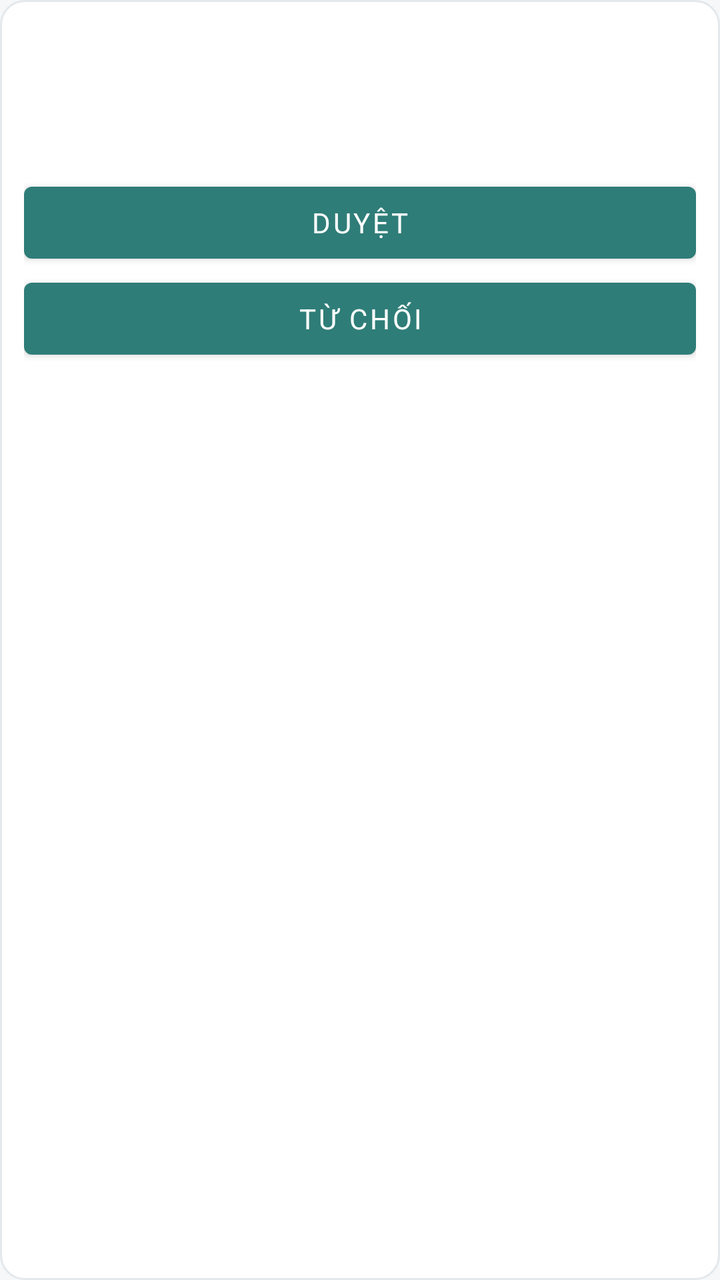
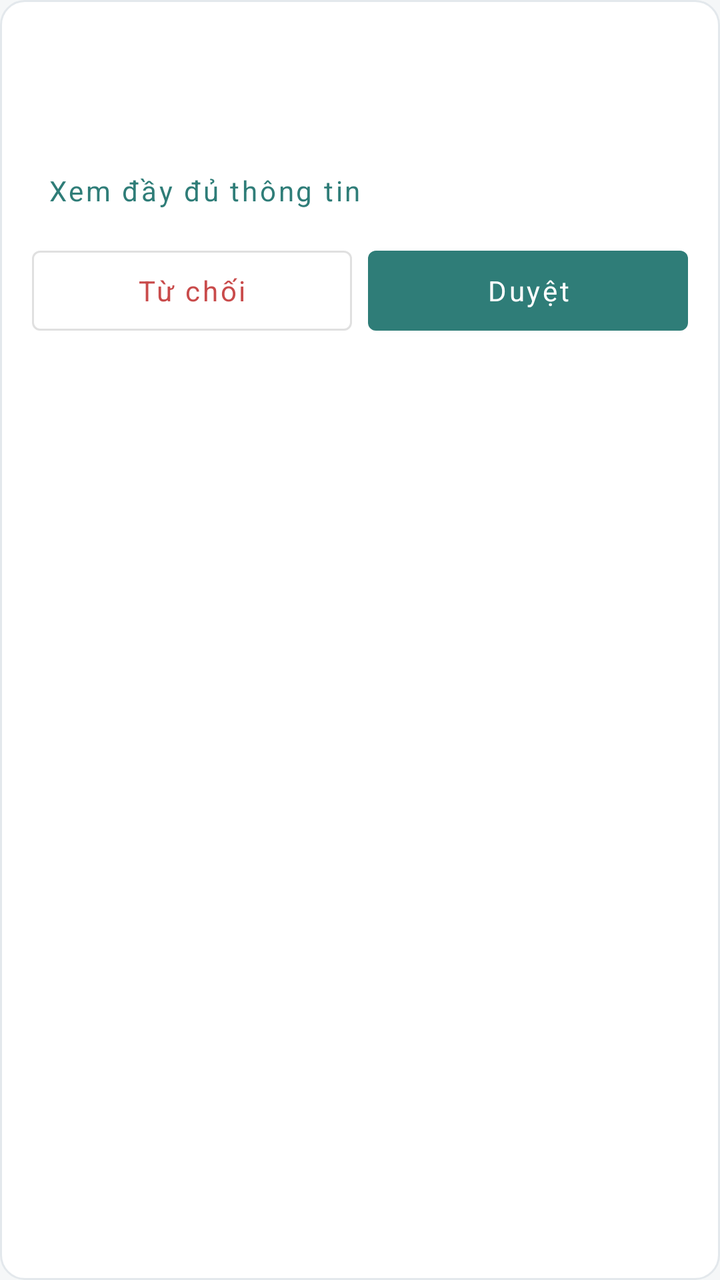

Two renders of the same Android screen: before a commit and after it. Below are the layout's source before the change and the commit's diff.
<!-- AndroidManifest.xml: application theme Theme.BroomSharing -->
<!-- res/layout/item_review.xml -->
<?xml version="1.0" encoding="utf-8"?>
<LinearLayout xmlns:android="http://schemas.android.com/apk/res/android" android:layout_width="match_parent" android:layout_height="wrap_content" android:layout_marginBottom="12dp" android:padding="12dp" android:orientation="vertical" android:background="@drawable/bg_card">
  <TextView android:id="@+id/title" android:layout_width="match_parent" android:layout_height="wrap_content" android:text="" android:textColor="@color/text_primary" android:textSize="18sp" android:padding="8dp" />
  <ImageView android:id="@+id/cover" android:layout_width="match_parent" android:layout_height="160dp" android:scaleType="centerCrop" android:contentDescription="Chạm để xem ảnh tiếp theo" android:visibility="gone" />
  <TextView android:id="@+id/details" android:layout_width="match_parent" android:layout_height="wrap_content" android:text="" android:textColor="@color/text_primary" android:textSize="14sp" android:padding="8dp" />
  <Button android:id="@+id/evidence" android:layout_width="match_parent" android:layout_height="wrap_content" android:visibility="gone" android:text="@string/admin_evidence" />
  <Button android:id="@+id/approve" android:layout_width="match_parent" android:layout_height="wrap_content" android:minHeight="48dp" android:text="Duyệt" />
  <Button android:id="@+id/reject" android:layout_width="match_parent" android:layout_height="wrap_content" android:minHeight="48dp" android:text="Từ chối" />
</LinearLayout>
<!-- resources referenced by this layout -->
<resources>
  <color name="text_primary">#1F2933</color>
  <!-- drawable bg_card (drawable) -->
  <shape xmlns:android="http://schemas.android.com/apk/res/android" android:shape="rectangle">
      <solid android:color="@color/white" />
      <corners android:radius="12dp" />
      <stroke android:width="1dp" android:color="@color/border" />
  </shape>
  <string name="admin_evidence">Xem bằng chứng riêng tư</string>
  <style name="Theme.BroomSharing" parent="Theme.MaterialComponents.DayNight.NoActionBar">
          <item name="colorPrimary">@color/teal</item>
          <item name="colorSecondary">@color/teal</item>
          <item name="colorPrimaryVariant">@color/teal_dark</item>
          <item name="colorOnPrimary">@color/white</item>
          <item name="android:fontFamily">sans-serif</item>
          <item name="android:windowLightStatusBar">true</item>
          <item name="android:statusBarColor">@color/white</item>
          <item name="android:navigationBarColor">@color/white</item>
          <item name="android:windowBackground">@color/screen_bg</item>
      </style>
  <color name="white">#FFFFFF</color>
  <color name="border">#E3E8EC</color>
  <color name="teal">#2F7D78</color>
  <color name="teal_dark">#246863</color>
  <color name="screen_bg">#F5F7F8</color>
</resources>

<!-- the commit's change to res/layout/item_review.xml (unified diff, before → after) -->
@@ -1,9 +1,12 @@
 <?xml version="1.0" encoding="utf-8"?>
-<LinearLayout xmlns:android="http://schemas.android.com/apk/res/android" android:layout_width="match_parent" android:layout_height="wrap_content" android:layout_marginBottom="12dp" android:padding="12dp" android:orientation="vertical" android:background="@drawable/bg_card">
-  <TextView android:id="@+id/title" android:layout_width="match_parent" android:layout_height="wrap_content" android:text="" android:textColor="@color/text_primary" android:textSize="18sp" android:padding="8dp" />
-  <ImageView android:id="@+id/cover" android:layout_width="match_parent" android:layout_height="160dp" android:scaleType="centerCrop" android:contentDescription="Chạm để xem ảnh tiếp theo" android:visibility="gone" />
-  <TextView android:id="@+id/details" android:layout_width="match_parent" android:layout_height="wrap_content" android:text="" android:textColor="@color/text_primary" android:textSize="14sp" android:padding="8dp" />
-  <Button android:id="@+id/evidence" android:layout_width="match_parent" android:layout_height="wrap_content" android:visibility="gone" android:text="@string/admin_evidence" />
-  <Button android:id="@+id/approve" android:layout_width="match_parent" android:layout_height="wrap_content" android:minHeight="48dp" android:text="Duyệt" />
-  <Button android:id="@+id/reject" android:layout_width="match_parent" android:layout_height="wrap_content" android:minHeight="48dp" android:text="Từ chối" />
+<LinearLayout xmlns:android="http://schemas.android.com/apk/res/android" android:layout_width="match_parent" android:layout_height="wrap_content" android:layout_marginBottom="16dp" android:padding="16dp" android:orientation="vertical" android:background="@drawable/bg_card">
+    <TextView android:id="@+id/title" style="@style/WorkspaceSection" />
+    <ImageView android:id="@+id/cover" android:layout_width="match_parent" android:layout_height="150dp" android:layout_marginTop="12dp" android:scaleType="centerCrop" android:contentDescription="Chạm để xem ảnh tiếp theo" android:visibility="gone" />
+    <TextView android:id="@+id/details" style="@style/WorkspaceBody" android:layout_marginTop="12dp" android:maxLines="3" android:ellipsize="end" />
+    <com.google.android.material.button.MaterialButton android:id="@+id/viewDetails" style="@style/Widget.MaterialComponents.Button.TextButton" android:layout_width="match_parent" android:layout_height="wrap_content" android:minHeight="48dp" android:gravity="start|center_vertical" android:textAllCaps="false" android:text="@string/workspace_view_details" />
+    <com.google.android.material.button.MaterialButton android:id="@+id/evidence" style="@style/WorkspaceAction" android:visibility="gone" android:text="@string/admin_evidence" />
+    <LinearLayout android:layout_width="match_parent" android:layout_height="wrap_content" android:orientation="horizontal">
+        <com.google.android.material.button.MaterialButton android:id="@+id/reject" style="@style/Widget.MaterialComponents.Button.OutlinedButton" android:layout_width="0dp" android:layout_height="wrap_content" android:layout_weight="1" android:layout_marginEnd="8dp" android:minHeight="52dp" android:textAllCaps="false" android:text="Từ chối" android:textColor="@color/danger" />
+        <com.google.android.material.button.MaterialButton android:id="@+id/approve" android:layout_width="0dp" android:layout_height="wrap_content" android:layout_weight="1" android:minHeight="52dp" android:textAllCaps="false" android:text="Duyệt" />
+    </LinearLayout>
 </LinearLayout>
<!-- resource entries referenced after the edit -->
@@ -1,5 +1,6 @@
 <!-- resources referenced by this layout -->
 <resources>
+  <color name="danger">#C94B4B</color>
   <color name="text_primary">#1F2933</color>
   <!-- drawable bg_card (drawable) -->
   <shape xmlns:android="http://schemas.android.com/apk/res/android" android:shape="rectangle">
@@ -8,6 +9,10 @@
       <stroke android:width="1dp" android:color="@color/border" />
   </shape>
   <string name="admin_evidence">Xem bằng chứng riêng tư</string>
+  <string name="workspace_view_details">Xem đầy đủ thông tin</string>
+  <style name="WorkspaceAction" parent="Widget.MaterialComponents.Button.OutlinedButton"><item name="android:layout_width">match_parent</item><item name="android:layout_height">wrap_content</item><item name="android:minHeight">52dp</item><item name="android:textAllCaps">false</item><item name="android:gravity">start|center_vertical</item><item name="android:paddingStart">16dp</item><item name="android:paddingEnd">16dp</item><item name="android:layout_marginTop">8dp</item></style>
+  <style name="WorkspaceBody"><item name="android:layout_width">match_parent</item><item name="android:layout_height">wrap_content</item><item name="android:textSize">14sp</item><item name="android:textColor">@color/text_secondary</item><item name="android:lineSpacingExtra">3dp</item></style>
+  <style name="WorkspaceSection" parent="WorkspaceBody"><item name="android:textSize">18sp</item><item name="android:textStyle">bold</item><item name="android:textColor">@color/text_primary</item></style>
   <style name="Theme.BroomSharing" parent="Theme.MaterialComponents.DayNight.NoActionBar">
           <item name="colorPrimary">@color/teal</item>
           <item name="colorSecondary">@color/teal</item>
@@ -21,6 +26,7 @@
       </style>
   <color name="white">#FFFFFF</color>
   <color name="border">#E3E8EC</color>
+  <color name="text_secondary">#667580</color>
   <color name="teal">#2F7D78</color>
   <color name="teal_dark">#246863</color>
   <color name="screen_bg">#F5F7F8</color>
